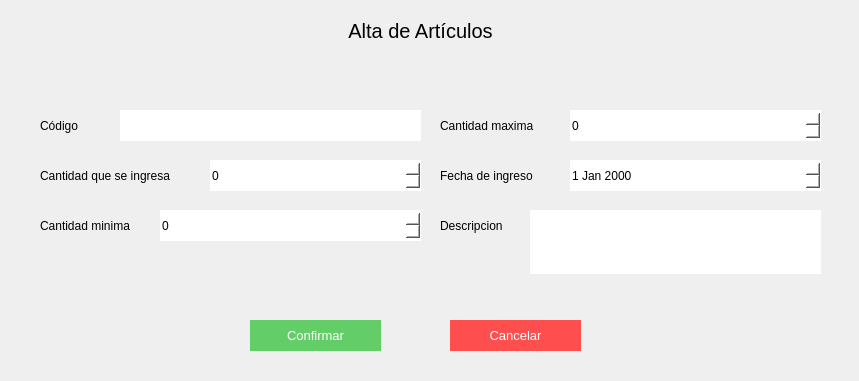
Old version of the form Pantallas UI/Materiales/alta-baja articulos/altaDeArticulosMateriales.ui in the repository AlemFernandez786/Scabox.
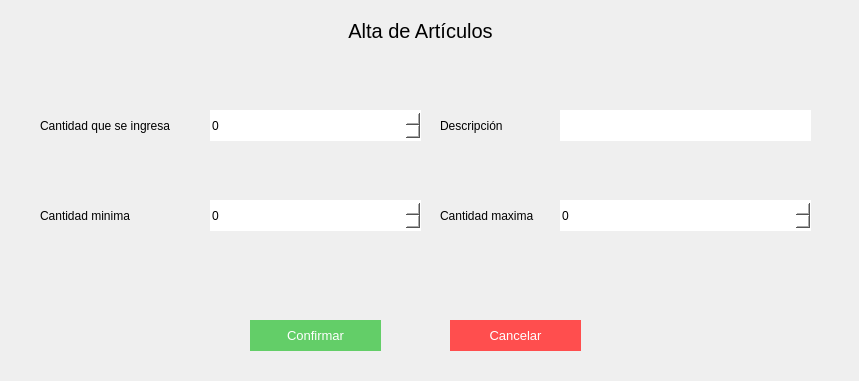
New version of the form.

```diff
--- a/Pantallas UI/Materiales/alta-baja articulos/altaDeArticulosMateriales.ui
+++ b/Pantallas UI/Materiales/alta-baja articulos/altaDeArticulosMateriales.ui
@@ -33,46 +33,11 @@
     <set>Qt::AlignCenter</set>
    </property>
   </widget>
-  <widget class="QLineEdit" name="ma_input_1">
-   <property name="geometry">
-    <rect>
-     <x>120</x>
-     <y>110</y>
-     <width>301</width>
-     <height>31</height>
-    </rect>
-   </property>
-   <property name="styleSheet">
-    <string notr="true">border:none;
-background-color: rgb(255, 255, 255);
-font: 11pt &quot;MS Shell Dlg 2&quot;;</string>
-   </property>
-   <property name="text">
-    <string/>
-   </property>
-  </widget>
-  <widget class="QLabel" name="label">
-   <property name="geometry">
-    <rect>
-     <x>40</x>
-     <y>110</y>
-     <width>71</width>
-     <height>31</height>
-    </rect>
-   </property>
-   <property name="styleSheet">
-    <string notr="true">font: 11pt &quot;MS Shell Dlg 2&quot;;
-text-align:center;</string>
-   </property>
-   <property name="text">
-    <string>Código</string>
-   </property>
-  </widget>
   <widget class="QLabel" name="label_4">
    <property name="geometry">
     <rect>
      <x>40</x>
-     <y>160</y>
+     <y>110</y>
      <width>171</width>
      <height>31</height>
     </rect>
@@ -89,8 +54,8 @@
    <property name="geometry">
     <rect>
      <x>40</x>
-     <y>210</y>
-     <width>121</width>
+     <y>200</y>
+     <width>161</width>
      <height>31</height>
     </rect>
    </property>
@@ -144,7 +109,7 @@
    <property name="geometry">
     <rect>
      <x>440</x>
-     <y>110</y>
+     <y>200</y>
      <width>121</width>
      <height>31</height>
     </rect>
@@ -157,43 +122,11 @@
     <string>Cantidad maxima</string>
    </property>
   </widget>
-  <widget class="QLabel" name="label_9">
-   <property name="geometry">
-    <rect>
-     <x>440</x>
-     <y>160</y>
-     <width>121</width>
-     <height>31</height>
-    </rect>
-   </property>
-   <property name="styleSheet">
-    <string notr="true">font: 11pt &quot;MS Shell Dlg 2&quot;;
-text-align:center;</string>
-   </property>
-   <property name="text">
-    <string>Fecha de ingreso </string>
-   </property>
-  </widget>
-  <widget class="QDateEdit" name="ma_input_5">
-   <property name="geometry">
-    <rect>
-     <x>570</x>
-     <y>160</y>
-     <width>251</width>
-     <height>31</height>
-    </rect>
-   </property>
-   <property name="styleSheet">
-    <string notr="true">border:none;
-background-color: rgb(255, 255, 255);
-font: 11pt &quot;MS Shell Dlg 2&quot;;</string>
-   </property>
-  </widget>
   <widget class="QSpinBox" name="ma_input_2">
    <property name="geometry">
     <rect>
      <x>210</x>
-     <y>160</y>
+     <y>110</y>
      <width>211</width>
      <height>31</height>
     </rect>
@@ -207,9 +140,9 @@
   <widget class="QSpinBox" name="ma_input_3">
    <property name="geometry">
     <rect>
-     <x>160</x>
-     <y>210</y>
-     <width>261</width>
+     <x>210</x>
+     <y>200</y>
+     <width>211</width>
      <height>31</height>
     </rect>
    </property>
@@ -222,8 +155,8 @@
   <widget class="QSpinBox" name="ma_input_4">
    <property name="geometry">
     <rect>
-     <x>570</x>
-     <y>110</y>
+     <x>560</x>
+     <y>200</y>
      <width>251</width>
      <height>31</height>
     </rect>
@@ -238,7 +171,7 @@
    <property name="geometry">
     <rect>
      <x>440</x>
-     <y>210</y>
+     <y>110</y>
      <width>121</width>
      <height>31</height>
     </rect>
@@ -248,16 +181,16 @@
 text-align:center;</string>
    </property>
    <property name="text">
-    <string>Descripcion</string>
+    <string>Descripción</string>
    </property>
   </widget>
   <widget class="QPlainTextEdit" name="ma_input_6">
    <property name="geometry">
     <rect>
-     <x>530</x>
-     <y>210</y>
-     <width>291</width>
-     <height>64</height>
+     <x>560</x>
+     <y>110</y>
+     <width>251</width>
+     <height>31</height>
     </rect>
    </property>
    <property name="styleSheet">
```
Left out of the diff: 2 changed lines with no effect on the pictures.
